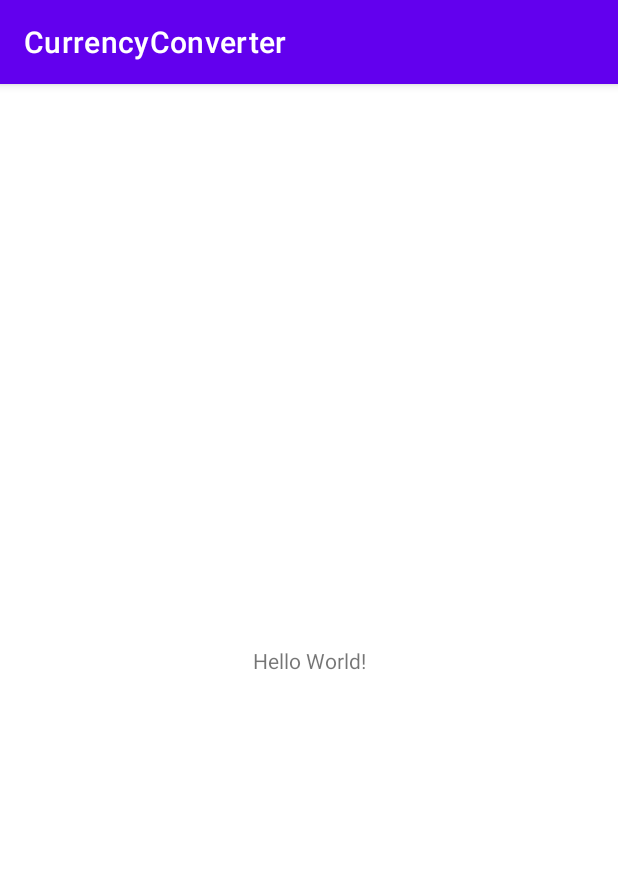
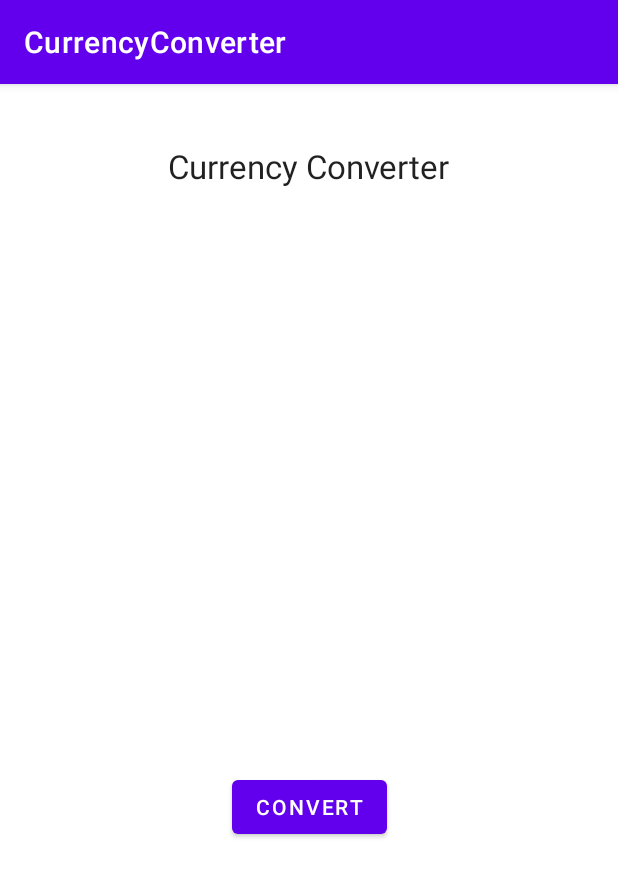
Before and after one commit to ElieBadari/Currency-Converter, an Android app: the screen it shows after launch (MainActivity), on a phone screen of 412 x 824 dp. Shown: the top 877 px of the screen. Run offline under Robolectric (Android 15) with nearby library versions, the light colour scheme and no system bars.

Commit message:
Added convert button and Title (visuals only)

```diff
--- a/app/src/main/res/layout/activity_main.xml
+++ b/app/src/main/res/layout/activity_main.xml
@@ -7,12 +7,27 @@
     tools:context=".MainActivity">
 
     <TextView
+        android:id="@+id/textView"
         android:layout_width="wrap_content"
         android:layout_height="wrap_content"
-        android:text="Hello World!"
-        app:layout_constraintBottom_toBottomOf="parent"
+        android:layout_marginBottom="264dp"
+        android:text="@string/currency_converter"
+        android:textAppearance="@style/TextAppearance.AppCompat.Large"
+        app:layout_constraintBottom_toTopOf="@+id/button"
         app:layout_constraintLeft_toLeftOf="parent"
         app:layout_constraintRight_toRightOf="parent"
         app:layout_constraintTop_toTopOf="parent" />
 
+    <Button
+        android:id="@+id/button"
+        android:layout_width="wrap_content"
+        android:layout_height="wrap_content"
+        android:layout_marginTop="85dp"
+        android:layout_marginBottom="222dp"
+        android:text="@string/convert"
+        app:layout_constraintBottom_toBottomOf="parent"
+        app:layout_constraintEnd_toEndOf="parent"
+        app:layout_constraintStart_toStartOf="parent"
+        app:layout_constraintTop_toBottomOf="@+id/textView" />
+
 </androidx.constraintlayout.widget.ConstraintLayout>
--- a/app/src/main/res/values/strings.xml
+++ b/app/src/main/res/values/strings.xml
@@ -1,3 +1,5 @@
 <resources>
     <string name="app_name">CurrencyConverter</string>
+    <string name="currency_converter">Currency Converter</string>
+    <string name="convert">Convert</string>
 </resources>
```
